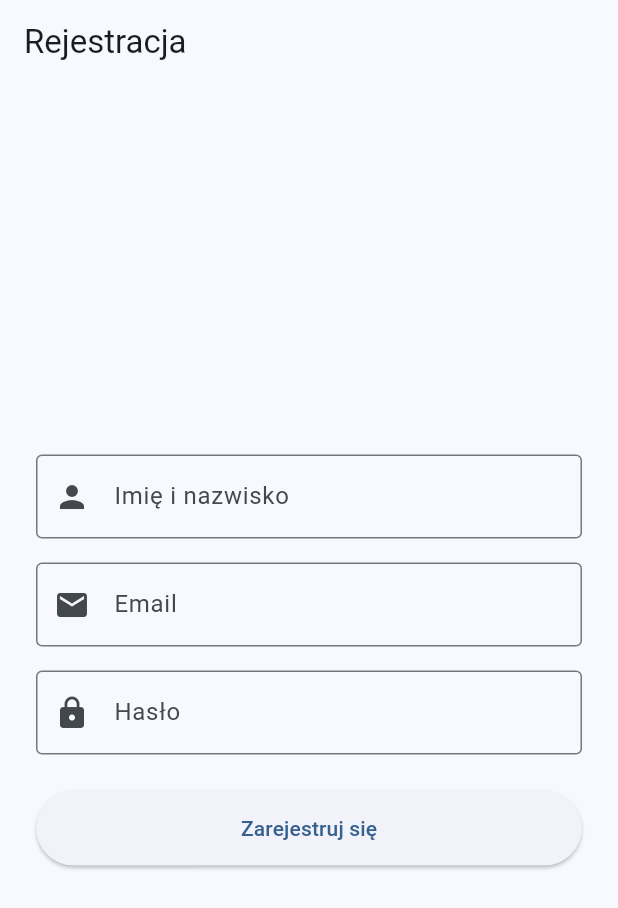
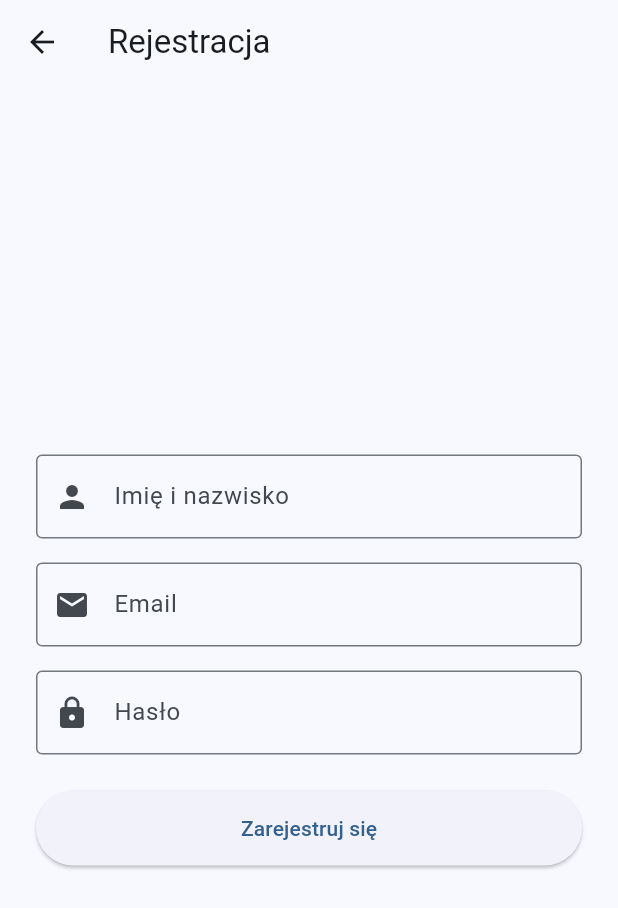
Before and after one commit to dawidgenderka1/MapySatelitarne, a Flutter app: the RegisterScreen screen opened by its route, on a phone screen of 412 x 824 dp. Shown: the top 908 px of the screen. Run offline on Flutter 3.47's test engine with Material 3 defaults, Android fonts, the phone set to English and light mode, and no system bars; our stand-ins replace cloud_firestore, firebase_auth, firebase_core, firebase_storage, flutter_riverpod, go_router; accounts and stored records are empty; generated files the repository leaves out were written again.

Commit message:
Przycisk powrotu w oknie rejestracji

```diff
--- a/lib/screens/auth/register_screen.dart
+++ b/lib/screens/auth/register_screen.dart
@@ -47,6 +47,10 @@ class _RegisterScreenState extends ConsumerState<RegisterScreen> {
     return Scaffold(
       appBar: AppBar(
         title: const Text('Rejestracja'),
+        leading: IconButton(
+          icon: const Icon(Icons.arrow_back),
+          onPressed: () => context.go('/login'),
+        ),
       ),
       body: SafeArea(
         child: Center(
```
